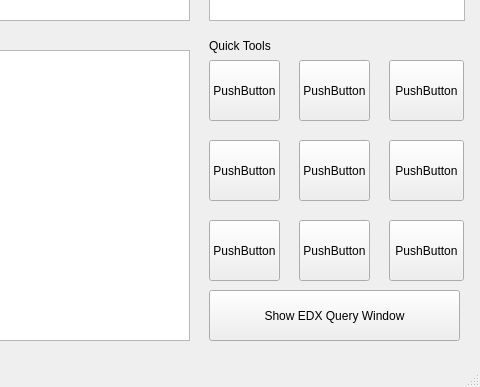
Before: the Qt Designer form qtsand.ui in sleveckis/livingdatabase, drawn with Qt 5; both pictures show x 531 to 1011 and y 330 to 717 of the 1011 by 717 pixel window.
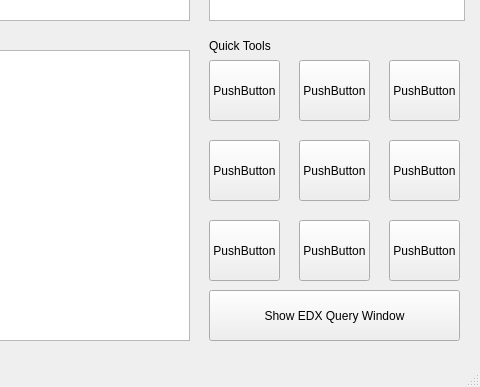
After: the same form once the commit is applied. Icons and pictures are not drawn.

Diff of the .ui file:
```diff
--- a/qtsand.ui
+++ b/qtsand.ui
@@ -57,7 +57,7 @@
      <rect>
       <x>920</x>
       <y>390</y>
-      <width>75</width>
+      <width>71</width>
       <height>61</height>
      </rect>
     </property>
@@ -70,7 +70,7 @@
      <rect>
       <x>920</x>
       <y>470</y>
-      <width>75</width>
+      <width>71</width>
       <height>61</height>
      </rect>
     </property>
@@ -122,7 +122,7 @@
      <rect>
       <x>920</x>
       <y>550</y>
-      <width>75</width>
+      <width>71</width>
       <height>61</height>
      </rect>
     </property>
```
Left out of the diff: 20 changed lines with no effect on the pictures.
